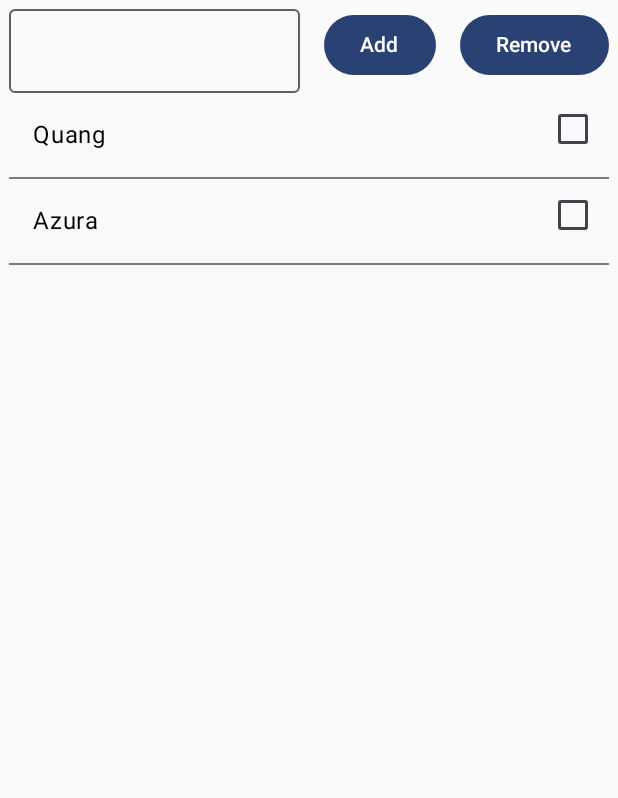
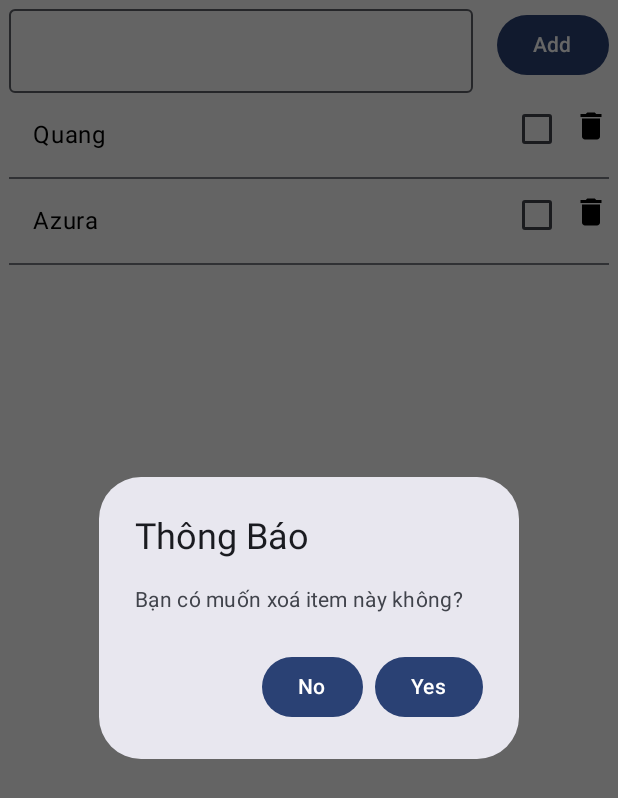
Before and after one commit to ItsAzura/Jetpack-Compose-Learn-Philipp-Lackner-, an Android app built with Jetpack Compose: the screen it shows after launch (MainActivity), after a tap on "Remove", on a phone screen of 412 x 824 dp. Shown: the top 798 px of the screen. Run offline under Robolectric (Android 15) with nearby library versions, the phone set to English and light mode, and no system bars.

Commit message:
change remove stuff

```diff
--- a/app/build.gradle.kts
+++ b/app/build.gradle.kts
@@ -50,10 +50,9 @@ android {
 }
 
 dependencies {
-
     implementation("androidx.core:core-ktx:1.12.0")
-    implementation("androidx.lifecycle:lifecycle-runtime-ktx:2.6.1")
-    implementation("androidx.activity:activity-compose:1.7.0")
+    implementation("androidx.lifecycle:lifecycle-runtime-ktx:2.7.0")
+    implementation("androidx.activity:activity-compose:1.8.2")
     implementation(platform("androidx.compose:compose-bom:2023.08.00"))
     implementation("androidx.compose.ui:ui")
     implementation("androidx.compose.ui:ui-graphics")
@@ -66,4 +65,5 @@ dependencies {
     androidTestImplementation("androidx.compose.ui:ui-test-junit4")
     debugImplementation("androidx.compose.ui:ui-tooling")
     debugImplementation("androidx.compose.ui:ui-test-manifest")
+
 }
--- a/app/src/main/java/com/example/thejetpackcomposelearnphilipplackner/MainActivity.kt
+++ b/app/src/main/java/com/example/thejetpackcomposelearnphilipplackner/MainActivity.kt
@@ -1,20 +1,26 @@
 package com.example.thejetpackcomposelearnphilipplackner
 
 import android.os.Bundle
+import android.widget.Toast
 import androidx.activity.ComponentActivity
 import androidx.activity.compose.setContent
+import androidx.compose.foundation.clickable
 import androidx.compose.foundation.layout.Column
 import androidx.compose.foundation.layout.Row
 import androidx.compose.foundation.layout.Spacer
 import androidx.compose.foundation.layout.fillMaxSize
 import androidx.compose.foundation.layout.fillMaxWidth
 import androidx.compose.foundation.layout.padding
+import androidx.compose.foundation.layout.size
 import androidx.compose.foundation.layout.width
 import androidx.compose.foundation.lazy.LazyColumn
 import androidx.compose.foundation.lazy.itemsIndexed
+import androidx.compose.material.icons.Icons
+import androidx.compose.material.icons.filled.Delete
 import androidx.compose.material3.Button
 import androidx.compose.material3.Checkbox
 import androidx.compose.material3.Divider
+import androidx.compose.material3.Icon
 import androidx.compose.material3.OutlinedTextField
 import androidx.compose.material3.Text
 import androidx.compose.runtime.getValue
@@ -22,8 +28,10 @@ import androidx.compose.runtime.mutableStateOf
 import androidx.compose.runtime.remember
 import androidx.compose.runtime.setValue
 import androidx.compose.ui.Modifier
+import androidx.compose.ui.platform.LocalContext
 import androidx.compose.ui.unit.dp
 import com.example.thejetpackcomposelearnphilipplackner.ui.theme.TheJetpackComposeLearnPhilippLacknerTheme
+import androidx.compose.material3.AlertDialog
 class MainActivity : ComponentActivity() {
     override fun onCreate(savedInstanceState: Bundle?) {
         super.onCreate(savedInstanceState)
@@ -33,12 +41,19 @@ class MainActivity : ComponentActivity() {
                     mutableStateOf("")
                 }
                 var names by remember {
-                    mutableStateOf(listOf<String>("Quang","Azura"))
+                    mutableStateOf(listOf("Quang","Azura"))
                 }
                 var selectedIndexes by remember {
                     mutableStateOf(setOf<Int>())
                 }
-               Column(
+                var showDialog by remember {
+                    mutableStateOf(false)
+                }
+                var itemToDeleteIndex by remember {
+                    mutableStateOf(-1)
+                }
+
+                Column(
                    modifier = Modifier
                        .fillMaxSize()
                        .padding(6.dp)
@@ -63,19 +78,6 @@ class MainActivity : ComponentActivity() {
                            }
                        ) {
                          Text(text = "Add")
-                       }
-                       Spacer(modifier = Modifier.width(16.dp))
-                       Button(
-                           onClick = {
-                               if(selectedIndexes.isNotEmpty()){
-                                   names = names.filterIndexed{ index, _ ->
-                                       index !in selectedIndexes
-                                   }
-                                   selectedIndexes = emptySet()
-                               }
-                           }
-                       ) {
-                           Text(text = "Remove")
                        }
                    }
                    LazyColumn(){
@@ -102,11 +104,57 @@ class MainActivity : ComponentActivity() {
                                        }
                                    }
                                )
+                               Icon(
+                                   imageVector = Icons.Default.Delete,
+                                   contentDescription ="Remove",
+                                   modifier = Modifier
+                                       .padding(top = 10.dp)
+                                       .size(24.dp)
+                                       .clickable {
+                                       showDialog = true
+                                       itemToDeleteIndex = index
+                                   }
+                               )
 
                            }
                            Divider()
                        }
                    }
+                    if(showDialog){
+                        val context = LocalContext.current
+                        AlertDialog(
+                            onDismissRequest = {
+                                showDialog = false
+                                itemToDeleteIndex = -1
+                            },
+                            title = {
+                                Text(text = "Thông Báo")
+                            },
+                            text = {
+                                Text(text = "Bạn có muốn xoá item này không?")
+                            },
+                            confirmButton = {
+                                Button(onClick = {
+                                    names = names.toMutableList().apply {
+                                        removeAt(itemToDeleteIndex)
+                                    }
+                                    showDialog = false
+                                    itemToDeleteIndex = -1
+                                    Toast.makeText(context, "Item đã được xoá thành công", Toast.LENGTH_SHORT).show()
+                                }) {
+                                    Text(text = "Yes")
+                                }
+                            },
+                            dismissButton = {
+                                Button(onClick = {
+                                    showDialog = false
+                                    itemToDeleteIndex = -1
+                                }) {
+                                    Text(text = "No")
+                                }
+                            },
+                        )
+                    }
                }
 
             }
--- /dev/null
+++ b/app/src/main/res/mipmap-anydpi-v26/ic_remove.xml
@@ -0,0 +1,5 @@
+<?xml version="1.0" encoding="utf-8"?>
+<adaptive-icon xmlns:android="http://schemas.android.com/apk/res/android">
+    <background android:drawable="@color/ic_remove_background"/>
+    <foreground android:drawable="@drawable/ic_remove_foreground"/>
+</adaptive-icon>
--- /dev/null
+++ b/app/src/main/res/mipmap-anydpi-v26/ic_remove_round.xml
@@ -0,0 +1,5 @@
+<?xml version="1.0" encoding="utf-8"?>
+<adaptive-icon xmlns:android="http://schemas.android.com/apk/res/android">
+    <background android:drawable="@color/ic_remove_background"/>
+    <foreground android:drawable="@drawable/ic_remove_foreground"/>
+</adaptive-icon>
--- /dev/null
+++ b/app/src/main/res/values/ic_remove_background.xml
@@ -0,0 +1,4 @@
+<?xml version="1.0" encoding="utf-8"?>
+<resources>
+    <color name="ic_remove_background">#FFFFFF</color>
+</resources>
```
Also changed, not shown: app/src/main/res/drawable/ic_remove_foreground.xml (added, +15 -0 lines), app/src/main/ic_remove-playstore.png (added), app/src/main/res/mipmap-hdpi/ic_remove.webp (added), app/src/main/res/mipmap-hdpi/ic_remove_round.webp (added), app/src/main/res/mipmap-mdpi/ic_remove.webp (added), app/src/main/res/mipmap-mdpi/ic_remove_round.webp (added), app/src/main/res/mipmap-xhdpi/ic_remove.webp (added), app/src/main/res/mipmap-xhdpi/ic_remove_round.webp (added), app/src/main/res/mipmap-xxhdpi/ic_remove.webp (added), app/src/main/res/mipmap-xxhdpi/ic_remove_round.webp (added), app/src/main/res/mipmap-xxxhdpi/ic_remove.webp (added), app/src/main/res/mipmap-xxxhdpi/ic_remove_round.webp (added).
